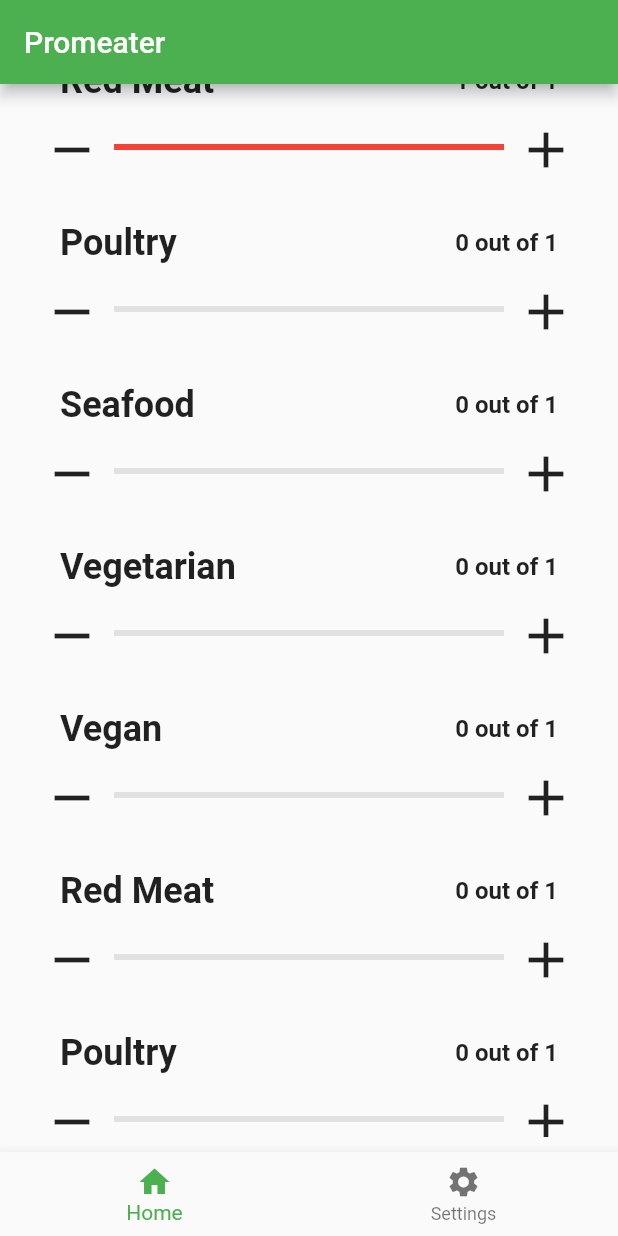
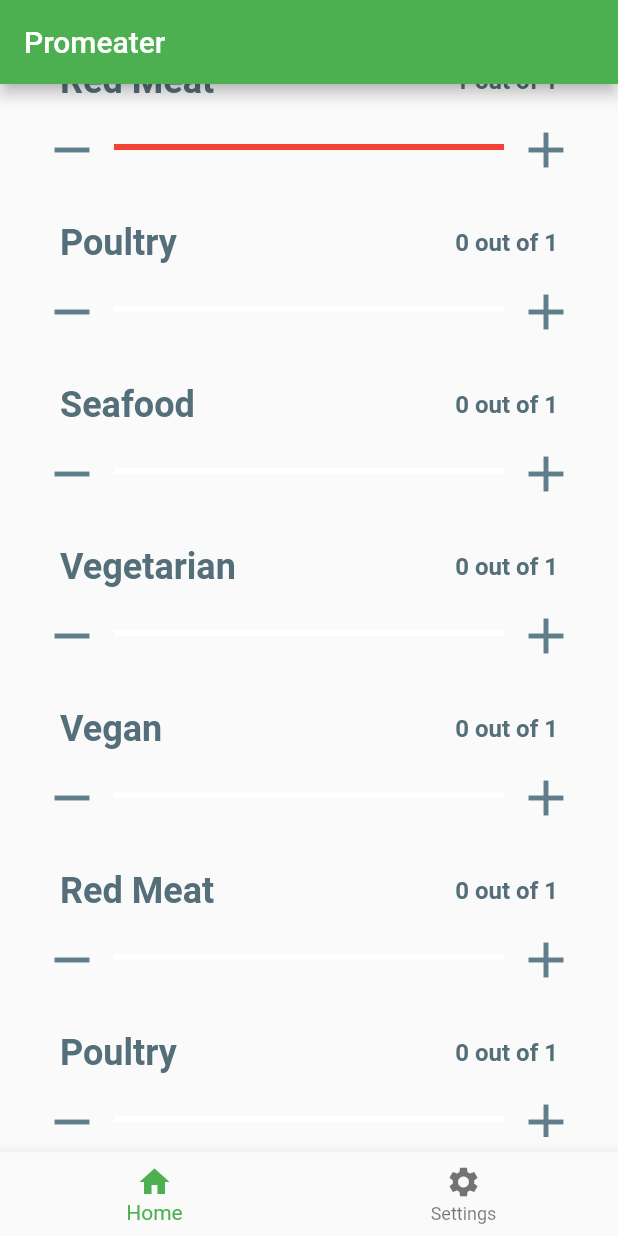
Before and after one commit to BonNil/Promeater, a Flutter app: the screen it shows after launch, scrolled down 576 dp, after a tap on the "add" icon, on a phone screen of 412 x 824 dp. Run offline on Flutter 3.47's test engine with Material 2 defaults, Android fonts, the phone set to English and light mode, and no system bars; our stand-ins replace sqflite; accounts and stored records are empty.

Commit message:
Changed som colors

```diff
--- a/lib/main.dart
+++ b/lib/main.dart
@@ -1,6 +1,7 @@
 import 'package:flutter/material.dart';
 import 'package:promeater/screens/home_screen.dart';
 import 'package:promeater/screens/settings_screen.dart';
+import 'package:promeater/style_variables.dart';
 import 'package:promeater/utils/app_status_provider.dart';
 import 'package:promeater/utils/protein_provider.dart';
 import 'package:promeater/utils/date_helper.dart';
@@ -40,7 +41,10 @@ class App extends StatelessWidget {
   Widget build(BuildContext context) {
     return MaterialApp(
       title: 'Promeater',
-      theme: ThemeData(primarySwatch: Colors.green),
+      theme: ThemeData(
+          primarySwatch: Colors.green,
+          textTheme: TextTheme(
+              body1: TextStyle(color: StylingVariables.darkBlueSlate))),
       home: const HomePage(title: 'Promeater'),
     );
   }
@@ -64,7 +68,8 @@ class _HomePageState extends State<HomePage> {
       appBar: AppBar(
         title: Text(widget.title),
       ),
-      body: _children[_currentIndex],
+      body: Container(
+          child: _children[_currentIndex]),
       bottomNavigationBar: BottomNavigationBar(
           onTap: onTabTapped,
           currentIndex: _currentIndex,
--- a/lib/screens/home_screen.dart
+++ b/lib/screens/home_screen.dart
@@ -25,8 +25,9 @@ class _HomeScreenState extends State {
       loadProteinData();
     }
 
-    return Padding(
-      padding: const EdgeInsets.only(left: 20.0, top: 0.0, right: 20.0, bottom: 10.0),
+    return Container(
+      padding: const EdgeInsets.only(
+          left: 20.0, top: 0.0, right: 20.0, bottom: 10.0),
       child: ListView(
         children: _proteins.map((protein) => ProteinBar(protein)).toList(),
       ),
--- a/lib/screens/protein_bar.dart
+++ b/lib/screens/protein_bar.dart
@@ -93,9 +93,11 @@ class _ProteinBarState extends State with TickerProviderStateMixin {
   Widget build(BuildContext context) {
     provider.updateProtein(_protein);
 
-    return _protein.maximum > 0 ? Column(children: <Widget>[
+    return _protein.maximum > 0
+        ? Column(children: <Widget>[
             Padding(
-        padding: const EdgeInsets.only(left: 20.0, top: 20.0, right: 20.0),
+              padding:
+                  const EdgeInsets.only(left: 20.0, top: 20.0, right: 20.0),
               child: Row(children: <Widget>[
                 Text(
                   _protein.title,
@@ -121,6 +123,7 @@ class _ProteinBarState extends State with TickerProviderStateMixin {
                       iconSize: 40.0,
                       icon: const Icon(
                         Icons.remove,
+                        color: Colors.blueGrey,
                       ),
                       onPressed: decrease,
                     ),
@@ -129,23 +132,25 @@ class _ProteinBarState extends State with TickerProviderStateMixin {
                     child: Container(
                       alignment: Alignment.center,
                       child: LinearProgressIndicator(
-                  valueColor: AlwaysStoppedAnimation<Color>(_protein.color),
+                        valueColor:
+                            AlwaysStoppedAnimation<Color>(_protein.color),
                         value: barValue,
-                  backgroundColor: StylingVariables.lightgreyBgColor,
+                        backgroundColor: Colors.white,
                       ),
                     ),
                   ),
                   Container(
                     child: IconButton(
                       iconSize: 40.0,
-                icon: const Icon(Icons.add),
+                      icon: const Icon(Icons.add, color: Colors.blueGrey,),
                       onPressed: increase,
                     ),
                   ),
                 ],
               ),
             ),
-    ]) : Container();
+          ])
+        : Container();
   }
 
   void increase() {
--- a/lib/screens/protein_slider.dart
+++ b/lib/screens/protein_slider.dart
@@ -45,7 +45,7 @@ class _ProteinSliderState extends State {
                   onChanged: (double newValue) => setValue(newValue),
                   label: '${_protein.maximum}',
                   activeColor: _protein.color,
-                  inactiveColor: StylingVariables.lightgreyBgColor,
+                  inactiveColor: Colors.white,
                 )),
                 Text(
                   _protein.maximum.toString(),
--- a/lib/screens/settings_screen.dart
+++ b/lib/screens/settings_screen.dart
@@ -25,7 +25,7 @@ class _SettingsScreenState extends State {
       loadProteinData();
     }
 
-    return Padding(
+    return Container(
       padding: const EdgeInsets.only(left: 20.0, top: 0.0, right: 20.0, bottom: 10.0),
       child: Column(
         children: _proteins.map((protein) => ProteinSlider(protein)).toList(),
--- a/lib/style_variables.dart
+++ b/lib/style_variables.dart
@@ -4,6 +4,7 @@ class StylingVariables {
   static MaterialColor get mainColor => Colors.green;
   static MaterialColor get secondaryColor => Colors.deepOrange;
   static Color get lightgreyBgColor => const Color.fromRGBO(0, 0, 0, 0.10);
+  static Color get darkBlueSlate => Colors.blueGrey[600];
 
   static TextStyle get labelStyle => TextStyle(fontWeight: FontWeight.bold, fontSize: 24.0);
   static TextStyle get smallLabelStyle => TextStyle(fontWeight: FontWeight.bold, fontSize: 16.0);
```
Lines whose indentation alone changed are shown as unchanged.
